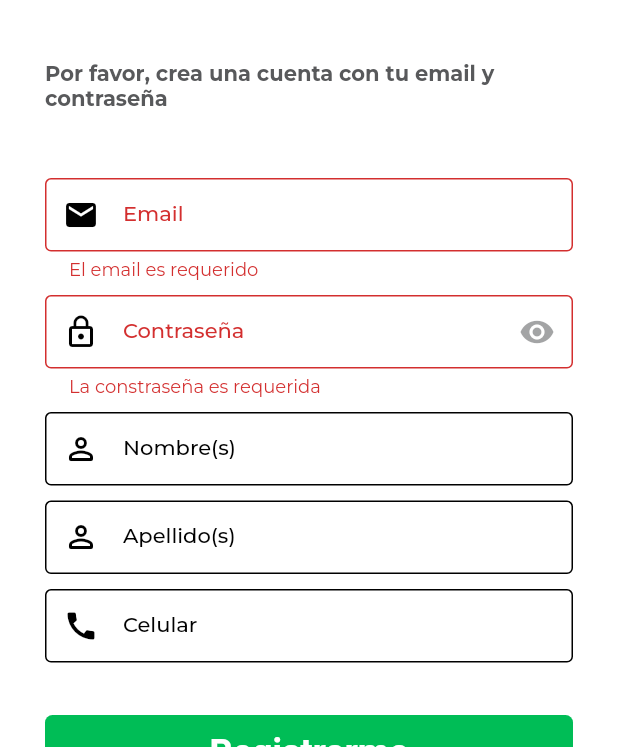
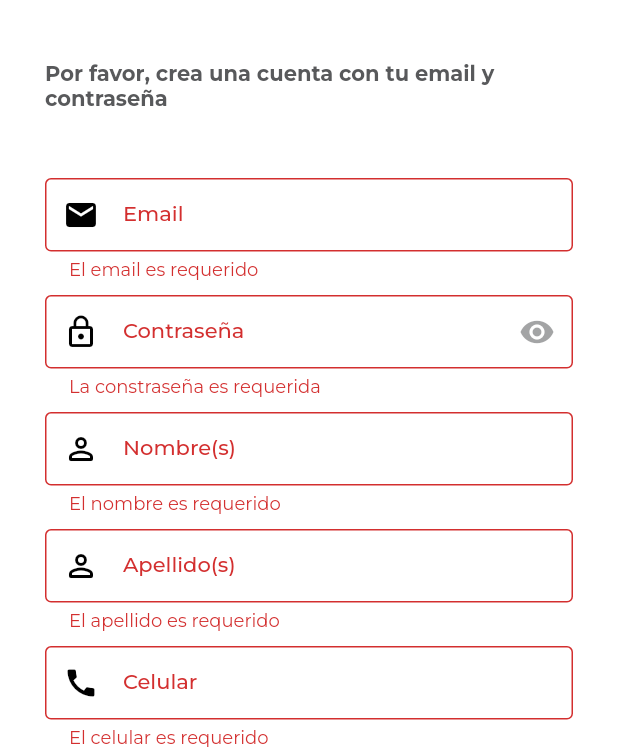
Before and after one commit to luisgomez29/sosty, a Flutter app: the SignupScreen screen opened directly, after a tap on "Registrarme", on a phone screen of 412 x 824 dp, the part 489-1236 px from its top. Run offline on Flutter 3.47's test engine with Material 2 defaults, Android fonts, the phone set to English and light mode, and no system bars; our stand-ins replace google_fonts, shared_preferences; accounts and stored records are empty.

Commit message:
form validations

```diff
--- a/lib/ui/common/validations/form_validations.dart
+++ b/lib/ui/common/validations/form_validations.dart
@@ -19,4 +19,9 @@ class FormValidations {
   static isMinLengthValid(String value, int length) {
     return (value.length >= length) ? true : false;
   }
+
+  static isCellPhoneValid(String value) {
+    String exp = r'(^(?:[+0]9)?[0-9]{10,12}$)';
+    return RegExp(exp).hasMatch(value);
+  }
 }
--- a/lib/ui/common/validations/validation_messages.dart
+++ b/lib/ui/common/validations/validation_messages.dart
@@ -4,4 +4,9 @@ class ValidationMessages {
   static String passwordRequired = "La constraseña es requerida";
   static String passwordMinLengthInvalid = "La constraseña es muy corta";
   static String passwordMaxLengthInvalid = "La constraseña es muy larga";
+  static String nameRequired = "El nombre es requerido";
+  static String lastnameRequired = "El apellido es requerido";
+  static String cellphoneRequired = "El celular es requerido";
+  static String fieldMinLength = "Valor minimo 3 caracteres";
+  static String cellphoneInvalid = "El celular no es valido";
 }
--- a/lib/ui/screens/signup_screen.dart
+++ b/lib/ui/screens/signup_screen.dart
@@ -60,20 +60,47 @@ class _SignupScreenState extends State<SignupScreen> {
                   prefixIcon: Icon(Icons.lock_outline),
                   labelText: 'Contraseña',
                 ),
-                const CustomTextFormField(
+                CustomTextFormField(
                   labelText: 'Nombre(s)',
-                  prefixIcon: Icon(Icons.perm_identity_rounded),
-                  inputType: TextInputType.text,
+                  prefixIcon: const Icon(Icons.perm_identity_rounded),
+                  inputType: TextInputType.name,
+                  validator: (value) {
+                    if (FormValidations.isEmpty(value!)) {
+                      return ValidationMessages.nameRequired;
+                    }
+                    if (!FormValidations.isMinLengthValid(value, 3)) {
+                      return ValidationMessages.fieldMinLength;
+                    }
+                    return null;
+                  },
                 ),
-                const CustomTextFormField(
+                CustomTextFormField(
                   labelText: 'Apellido(s)',
                   prefixIcon: Icon(Icons.perm_identity_rounded),
                   inputType: TextInputType.text,
+                  validator: (value) {
+                    if (FormValidations.isEmpty(value!)) {
+                      return ValidationMessages.lastnameRequired;
+                    }
+                    if (!FormValidations.isMinLengthValid(value, 3)) {
+                      return ValidationMessages.fieldMinLength;
+                    }
+                    return null;
+                  },
                 ),
-                const CustomTextFormField(
+                CustomTextFormField(
                   labelText: 'Celular',
                   prefixIcon: Icon(Icons.call),
                   inputType: TextInputType.phone,
+                  validator: (value) {
+                    if (FormValidations.isEmpty(value!)) {
+                      return ValidationMessages.cellphoneRequired;
+                    }
+                    if (!FormValidations.isCellPhoneValid(value)) {
+                      return ValidationMessages.cellphoneInvalid;
+                    }
+                    return null;
+                  },
                 ),
                 const SizedBox(
                   height: 30,
```
